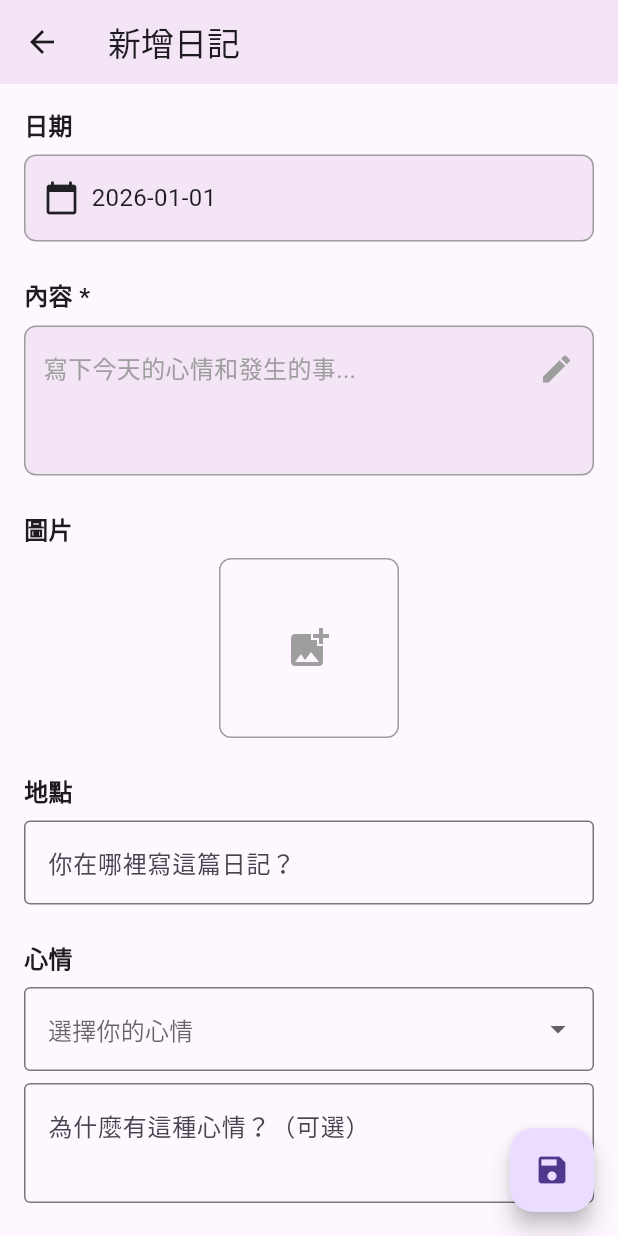
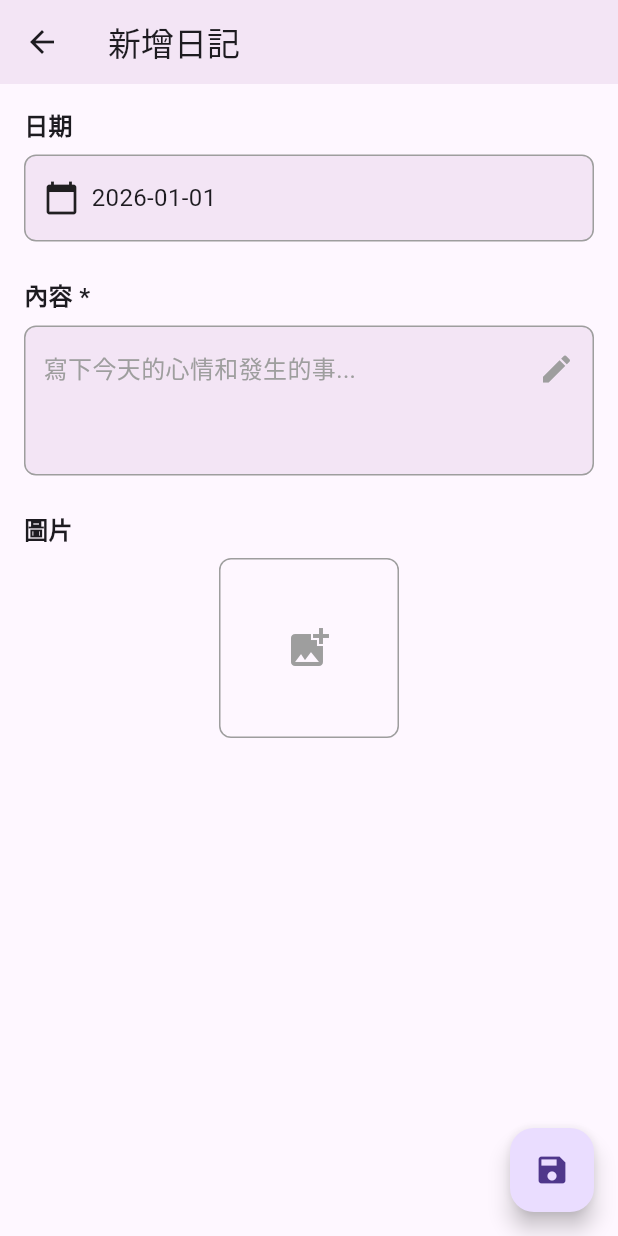
Before and after one commit to itaouo/journal, a Flutter app: the AddDiaryScreen screen opened directly, on a phone screen of 412 x 824 dp. Run offline on Flutter 3.47's test engine with Material 3 defaults, Android fonts, the phone set to English and light mode, and no system bars; our stand-ins replace image_picker, smooth_page_indicator, sqflite; accounts and stored records are empty.

Commit message:
[Bug] Remove location and mood fields from Diary (requirements were misunderstood).

```diff
--- a/lib/models/diary.dart
+++ b/lib/models/diary.dart
@@ -1,14 +1,11 @@
 import 'picture.dart';
 import 'collection.dart';
 import 'diary_date.dart';
-import 'mood.dart';
 
 class Diary extends Collection {
   final DiaryDate date;
   final String content;
   final List<Picture> pictures;
-  final String? location;
-  final Mood? mood;
 
   Diary({
     required String id,
@@ -18,18 +15,13 @@ class Diary extends Collection {
     required this.date,
     required this.content,
     List<Picture>? pictures,
-    this.location,
-    this.mood,
   }) : pictures = pictures ?? [],
         super(
           id: id,
           createTime: createTime,
           updateTime: updateTime,
           isDeleted: isDeleted,
-        ) {
-    // invariant: 如果提供了心情，必須是有效的 Mood 實例
-    assert(mood == null || mood is Mood, 'mood must be a valid Mood instance or null');
-  }
+        );
 
   /// 從 DateTime 創建 Diary 的工廠方法
   factory Diary.fromDateTime({
@@ -40,8 +32,6 @@ class Diary extends Collection {
     required DateTime date,
     required String content,
     List<Picture>? pictures,
-    String? location,
-    String? moodString,
   }) {
     return Diary(
       id: id,
@@ -51,8 +41,6 @@ class Diary extends Collection {
       date: DiaryDate.fromDateTime(date),
       content: content,
       pictures: pictures,
-      location: location,
-      mood: Mood.fromString(moodString),
     );
   }
 }
--- a/lib/screens/add_diary_screen.dart
+++ b/lib/screens/add_diary_screen.dart
@@ -4,7 +4,6 @@ import 'dart:io';
 import '../models/diary.dart';
 import '../models/picture.dart';
 import '../models/diary_date.dart';
-import '../models/mood.dart';
 import '../models/database_helper.dart';
 import 'package:uuid/uuid.dart';
 import 'content_edit_screen.dart';
@@ -21,10 +20,7 @@ class AddDiaryScreen extends StatefulWidget {
 class _AddDiaryScreenState extends State<AddDiaryScreen> {
   final _formKey = GlobalKey<FormState>();
   final _contentController = TextEditingController();
-  final _locationController = TextEditingController();
-  Mood? _selectedMood;
   final _captionController = TextEditingController();
-  final _moodReasonController = TextEditingController();
 
   DateTime _selectedDate = DateTime.now();
   List<Picture> _pictures = []; // 改為圖片列表
@@ -39,9 +35,6 @@ class _AddDiaryScreenState extends State<AddDiaryScreen> {
     if (widget.diary != null) {
       _selectedDate = widget.diary!.date.dateTime;
       _contentController.text = widget.diary!.content;
-      _locationController.text = widget.diary!.location ?? '';
-      _selectedMood = widget.diary!.mood;
-      _moodReasonController.text = widget.diary!.mood?.why ?? '';
       _pictures = List.from(widget.diary!.pictures); // 複製圖片列表
       // 處理本地檔案
       for (var picture in widget.diary!.pictures) {
@@ -55,9 +48,7 @@ class _AddDiaryScreenState extends State<AddDiaryScreen> {
   @override
   void dispose() {
     _contentController.dispose();
-    _locationController.dispose();
     _captionController.dispose();
-    _moodReasonController.dispose();
     super.dispose();
   }
 
@@ -291,66 +282,7 @@ class _AddDiaryScreenState extends State<AddDiaryScreen> {
 
               const SizedBox(height: 24),
 
-              // 地點
-              const Text('地點', style: TextStyle(fontSize: 16, fontWeight: FontWeight.bold)),
-              const SizedBox(height: 8),
-              TextFormField(
-                controller: _locationController,
-                decoration: const InputDecoration(
-                  hintText: '你在哪裡寫這篇日記？',
-                  border: OutlineInputBorder(),
-                ),
-              ),
 
-              const SizedBox(height: 24),
-
-              // 心情
-              const Text('心情', style: TextStyle(fontSize: 16, fontWeight: FontWeight.bold)),
-              const SizedBox(height: 8),
-              DropdownButtonFormField<Mood>(
-                value: _selectedMood,
-                decoration: const InputDecoration(
-                  hintText: '選擇你的心情',
-                  border: OutlineInputBorder(),
-                ),
-                items: Mood.allMoods.map((mood) {
-                  // 如果當前選擇的心情有原因，則為下拉選項也加上相同的原因
-                  final moodWithReason = _selectedMood != null && _selectedMood!.value == mood.value
-                      ? mood.withReason(_selectedMood!.why)
-                      : mood;
-                  return DropdownMenuItem<Mood>(
-                    value: moodWithReason,
-                    child: Row(
-                      children: [
-                        Text(mood.emoji, style: const TextStyle(fontSize: 18)),
-                        const SizedBox(width: 8),
-                        Text(mood.displayName),
-                      ],
-                    ),
-                  );
-                }).toList(),
-                onChanged: (Mood? newMood) {
-                  setState(() {
-                    _selectedMood = newMood;
-                  });
-                },
-              ),
-              const SizedBox(height: 8),
-              TextFormField(
-                controller: _moodReasonController,
-                decoration: const InputDecoration(
-                  hintText: '為什麼有這種心情？（可選）',
-                  border: OutlineInputBorder(),
-                ),
-                maxLines: 2,
-                onChanged: (value) {
-                  setState(() {
-                    if (_selectedMood != null) {
-                      _selectedMood = _selectedMood!.copyWith(why: value.isEmpty ? null : value);
-                    }
-                  });
-                },
-              ),
 
             ],
           ),
@@ -443,8 +375,6 @@ class _AddDiaryScreenState extends State<AddDiaryScreen> {
             date: DiaryDate.fromDateTime(_selectedDate),
             content: _contentController.text,
             pictures: _pictures,
-            location: _locationController.text.isEmpty ? null : _locationController.text,
-            mood: _selectedMood,
           );
           await _databaseHelper.updateDiary(updatedDiary);
           if (mounted) {
@@ -462,8 +392,6 @@ class _AddDiaryScreenState extends State<AddDiaryScreen> {
             date: DiaryDate.fromDateTime(_selectedDate),
             content: _contentController.text,
             pictures: _pictures,
-            location: _locationController.text.isEmpty ? null : _locationController.text,
-            mood: _selectedMood,
           );
           await _databaseHelper.insertDiary(diary);
           if (mounted) {
```
Also changed, not shown: lib/models/database_helper.dart (+0 -11 lines), lib/screens/diary_detail_screen.dart (+0 -16 lines).
